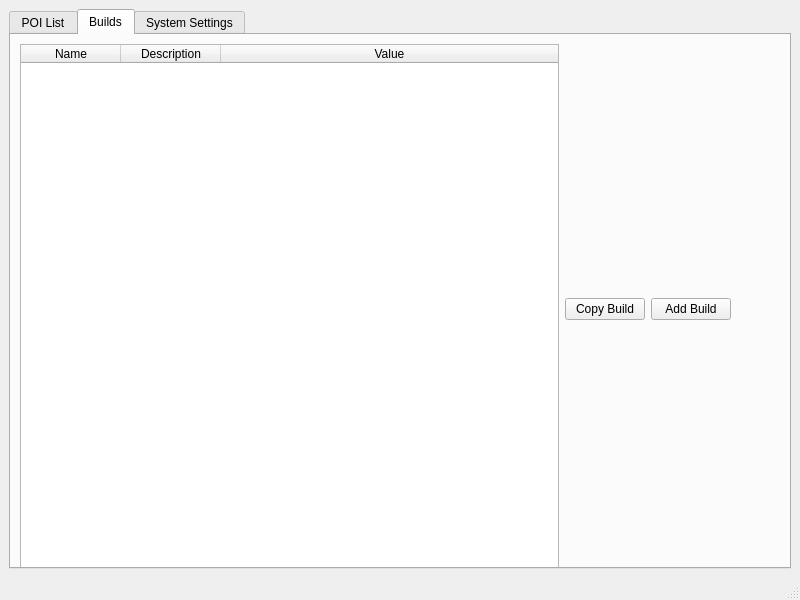
The window that src/overlay/qt/OptionsWindow.ui (Smeat/GW2Overlay) describes before a commit, drawn with Qt 5.
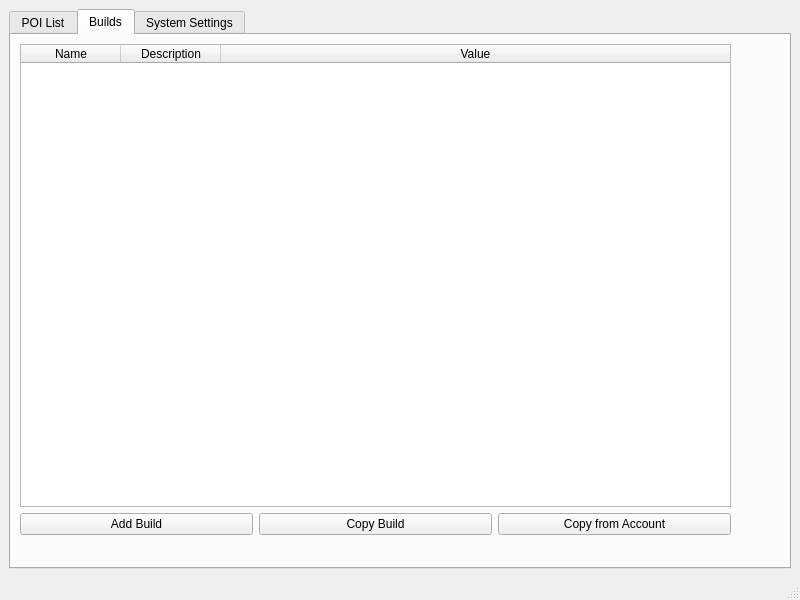
The same window after the commit. The open tabs and pages were chosen to show the change.

Commit message: Fix copying builds from api

Patch:
```diff
--- a/src/overlay/qt/OptionsWindow.ui
+++ b/src/overlay/qt/OptionsWindow.ui
@@ -73,7 +73,7 @@
           <x>9</x>
           <y>9</y>
           <width>711</width>
-          <height>531</height>
+          <height>491</height>
          </rect>
         </property>
         <layout class="QVBoxLayout" name="verticalLayout_3">
@@ -131,13 +131,16 @@
              </column>
             </widget>
            </item>
-           <item>
-            <widget class="QPushButton" name="copy_build_button">
-             <property name="text">
-              <string>Copy Build</string>
-             </property>
-            </widget>
-           </item>
+          </layout>
+         </item>
+         <item>
+          <layout class="QHBoxLayout" name="horizontalLayout_6">
+           <property name="leftMargin">
+            <number>0</number>
+           </property>
+           <property name="bottomMargin">
+            <number>0</number>
+           </property>
            <item>
             <widget class="QPushButton" name="add_build_button">
              <property name="text">
@@ -145,6 +148,20 @@
              </property>
             </widget>
            </item>
+           <item>
+            <widget class="QPushButton" name="copy_build_button">
+             <property name="text">
+              <string>Copy Build</string>
+             </property>
+            </widget>
+           </item>
+           <item>
+            <widget class="QPushButton" name="copy_api_button">
+             <property name="text">
+              <string>Copy from Account</string>
+             </property>
+            </widget>
+           </item>
           </layout>
          </item>
         </layout>
```
The commit also changes 3 other files.
